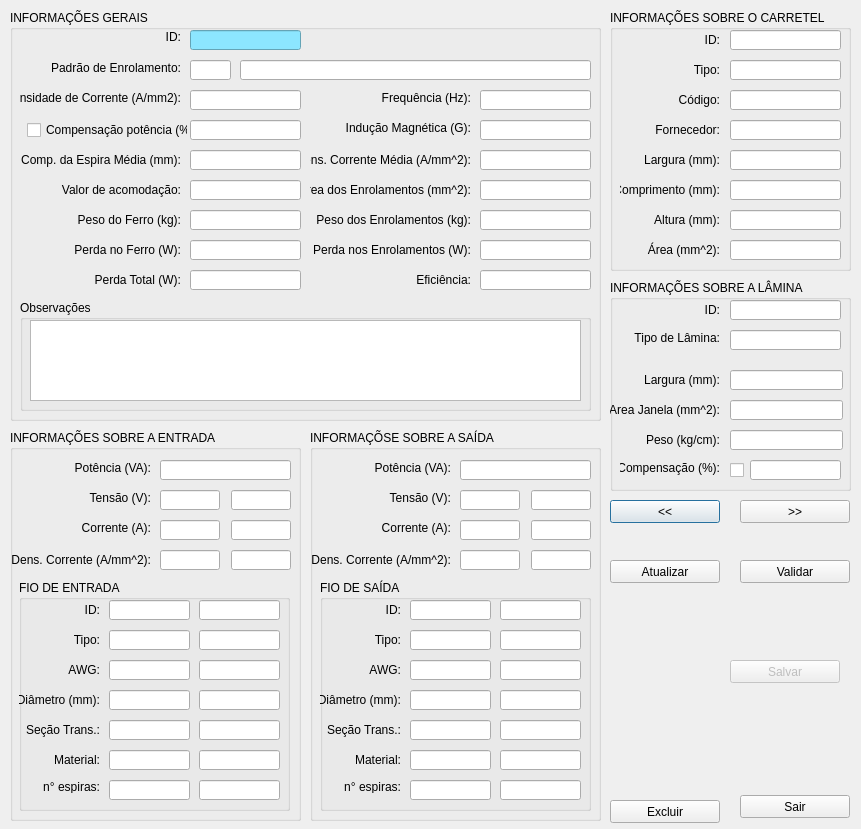
The window that windows/windowopen.ui (KyryIx/Helena) describes before a commit, drawn with Qt 5.
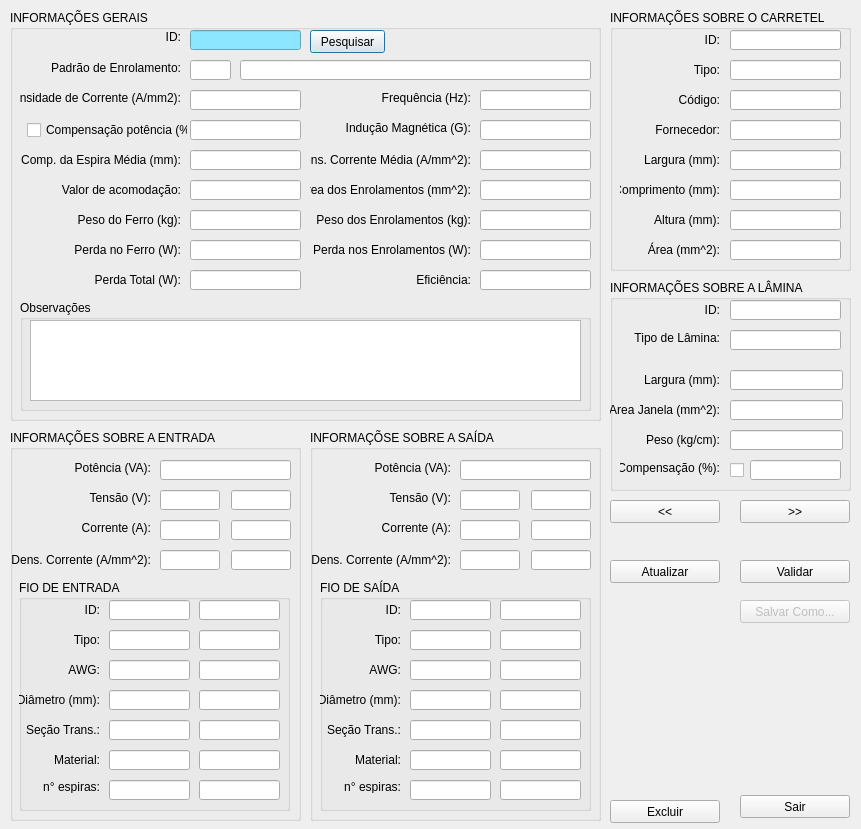
The same window after the commit. Icons and pictures are not drawn.

Commit message: Adicao de eventos wm windowopen

```diff
--- a/windows/windowopen.ui
+++ b/windows/windowopen.ui
@@ -529,6 +529,19 @@
      </rect>
     </property>
    </widget>
+   <widget class="QPushButton" name="pushButton_search">
+    <property name="geometry">
+     <rect>
+      <x>300</x>
+      <y>20</y>
+      <width>75</width>
+      <height>23</height>
+     </rect>
+    </property>
+    <property name="text">
+     <string>Pesquisar</string>
+    </property>
+   </widget>
   </widget>
   <widget class="QGroupBox" name="groupBox_Input">
    <property name="geometry">
@@ -2024,14 +2037,14 @@
    </property>
    <property name="geometry">
     <rect>
-     <x>730</x>
-     <y>660</y>
+     <x>740</x>
+     <y>600</y>
      <width>110</width>
      <height>23</height>
     </rect>
    </property>
    <property name="text">
-    <string>Salvar</string>
+    <string>Salvar Como...</string>
    </property>
   </widget>
   <widget class="QPushButton" name="pushButton_delete">
```
The commit also changes 3 other files.
